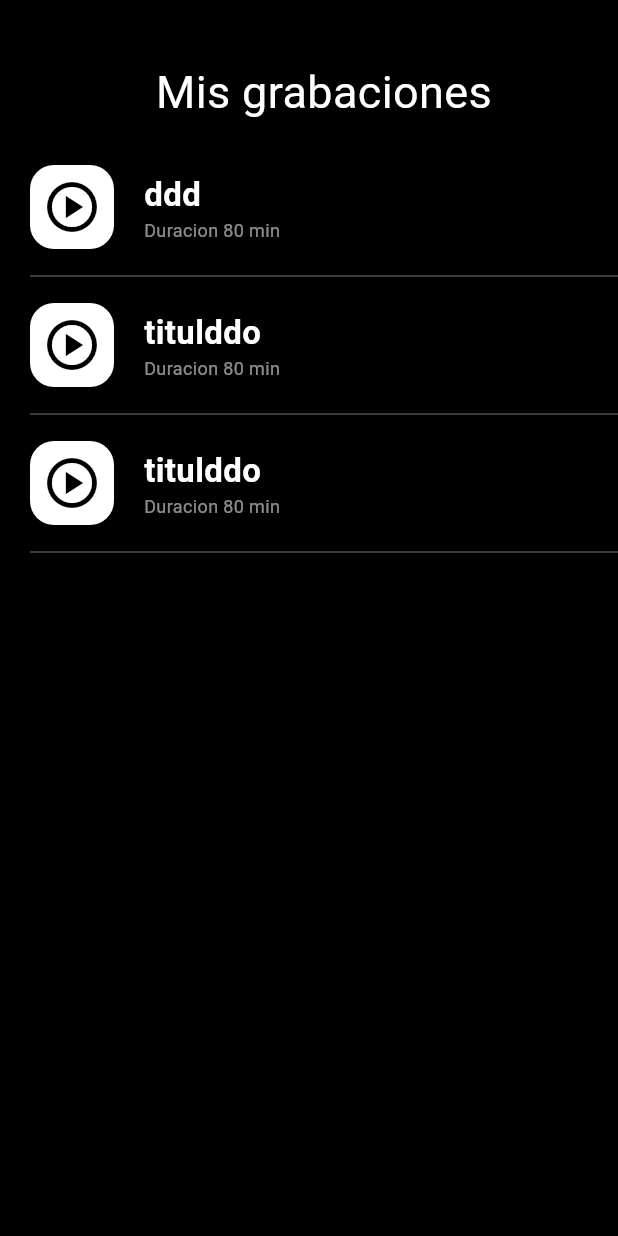
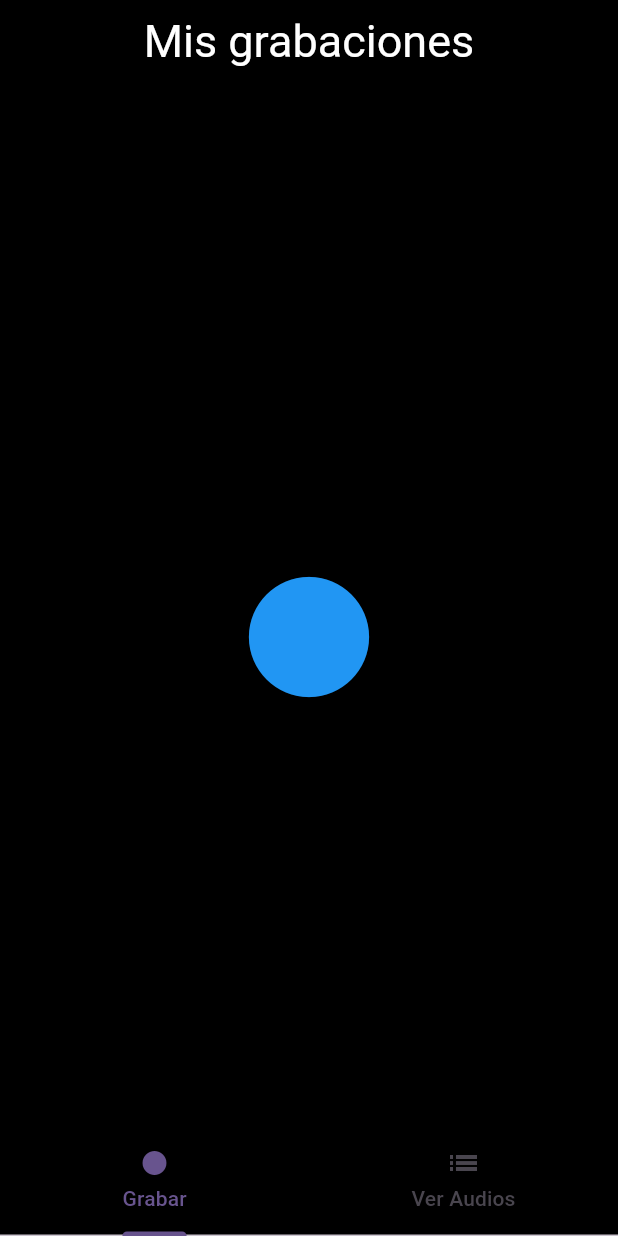
Before and after one commit to MateoG404/Mobile_Application_Development_UniAndes, a Flutter app: the screen it shows after launch, on a phone screen of 412 x 824 dp. Run offline on Flutter 3.47's test engine with Material 2 defaults, Android fonts, the phone set to English and light mode, and no system bars.

Commit message:
Nueva interfaz para grabar audio

```diff
--- a/Pl/Retos_curso_platzi/prueba_tecnica_mateo/grabadora_app/lib/main.dart
+++ b/Pl/Retos_curso_platzi/prueba_tecnica_mateo/grabadora_app/lib/main.dart
@@ -1,4 +1,5 @@
 import 'package:flutter/material.dart';
+import 'package:grabadora_app/pages/body.dart';
 import 'package:grabadora_app/pages/grabacion.dart';
 import 'package:grabadora_app/pages/list_grabaciones.dart';
 
@@ -19,8 +20,7 @@ class MyApp extends StatelessWidget {
           scaffoldBackgroundColor: Colors.black, // Fondo blanco
           useMaterial3: true,
         ),
-        home: Scaffold(
-          body: ListaGrabaciones(),
-        ));
+        home: Scaffold(body: BodyClass() // b ListaGrabaciones(),
+            ));
   }
 }
--- /dev/null
+++ b/Pl/Retos_curso_platzi/prueba_tecnica_mateo/grabadora_app/lib/pages/body.dart
@@ -0,0 +1,95 @@
+import 'package:flutter/material.dart';
+import 'package:grabadora_app/pages/list_grabaciones.dart';
+
+class Gratitude extends StatelessWidget {
+  @override
+  Widget build(BuildContext context) {
+    return Center(
+      child: Icon(
+        Icons.sentiment_satisfied,
+        size: 120.0,
+        color: Colors.lightGreen,
+      ),
+    );
+  }
+}
+
+class Record extends StatelessWidget {
+  @override
+  Widget build(BuildContext context) {
+    return Center(
+      child: Icon(
+        Icons.fiber_manual_record_rounded,
+        size: 120.0,
+        color: Colors.blue,
+      ),
+    );
+  }
+}
+
+class BodyClass extends StatefulWidget {
+  @override
+  _BodyClassState createState() => _BodyClassState();
+}
+
+class _BodyClassState extends State<BodyClass>
+    with SingleTickerProviderStateMixin {
+  late TabController _tabController;
+
+  @override
+  void initState() {
+    super.initState();
+    _tabController = TabController(length: 2, vsync: this);
+  }
+
+  @override
+  void dispose() {
+    _tabController.dispose();
+    super.dispose();
+  }
+
+  @override
+  Widget build(BuildContext context) {
+    return Scaffold(
+      appBar: AppBar(
+        centerTitle: true,
+        backgroundColor: Colors.black,
+        title: const Text(
+          'Mis grabaciones',
+          textAlign: TextAlign.center,
+          style: TextStyle(color: Colors.white, fontSize: 30),
+        ),
+      ),
+      body: Column(
+        children: [
+          Center(
+            child: Text(
+              'Mis grabaciones',
+              textAlign: TextAlign.center,
+              style: TextStyle(color: Colors.black, fontSize: 30),
+            ),
+          ),
+          Expanded(
+            child: TabBarView(
+              controller: _tabController,
+              children: [
+                Record(),
+                ListaGrabaciones(),
+              ],
+            ),
+          ),
+        ],
+      ),
+      bottomNavigationBar: Material(
+        color: Colors.black,
+        child: TabBar(
+          controller: _tabController,
+          tabs: [
+            Tab(icon: Icon(Icons.fiber_manual_record), text: 'Grabar'),
+            Tab(icon: Icon(Icons.list_sharp), text: 'Ver Audios'),
+          ],
+        ),
+      ),
+    );
+  }
+}
--- a/Pl/Retos_curso_platzi/prueba_tecnica_mateo/grabadora_app/lib/pages/grabacion.dart
+++ b/Pl/Retos_curso_platzi/prueba_tecnica_mateo/grabadora_app/lib/pages/grabacion.dart
@@ -18,7 +18,7 @@ class Grabacion extends StatelessWidget {
   @override
   Widget build(BuildContext context) {
     final nombreGrabacion = Container(
-      margin: const EdgeInsets.only(left: 20),
+      margin: const EdgeInsets.only(left: 20, right: 20),
       child: Text(
         titulo_grabacion,
         style: const TextStyle(
@@ -28,7 +28,7 @@ class Grabacion extends StatelessWidget {
     );
 
     final descripcion = Container(
-      margin: const EdgeInsets.only(left: 20),
+      margin: const EdgeInsets.only(left: 20, right: 20),
       child: Text(
         descripcion_grabacion,
         style: const TextStyle(
@@ -46,22 +46,28 @@ class Grabacion extends StatelessWidget {
     );
     final divider = Divider(
       color: Colors.white30,
+      height: 8,
     );
     return Container(
-        margin: EdgeInsets.only(top: 10, left: 20),
         color: Colors.black,
         child: Column(
           children: [
-            Row(
+            Container(
+                margin: EdgeInsets.only(top: 10, left: 15, right: 15),
+                child: Row(
                   mainAxisAlignment: MainAxisAlignment.start,
                   crossAxisAlignment: CrossAxisAlignment.center,
                   children: [
                     BotonReproduccion(),
                     Expanded(
-                    child: nombreDescirpionGrabacion), // Wrapped with Expanded
+                        child:
+                            nombreDescirpionGrabacion), // Wrapped with Expanded
                   ],
-            ),
-            Container(margin: EdgeInsets.only(top: 10), child: divider)
+                )),
+            Container(
+              child: divider,
+              margin: EdgeInsets.only(top: 10, left: 4, right: 4),
+            )
           ],
         ));
   }
--- a/Pl/Retos_curso_platzi/prueba_tecnica_mateo/grabadora_app/lib/pages/list_grabaciones.dart
+++ b/Pl/Retos_curso_platzi/prueba_tecnica_mateo/grabadora_app/lib/pages/list_grabaciones.dart
@@ -6,24 +6,12 @@ class ListaGrabaciones extends StatelessWidget {
 
   @override
   Widget build(BuildContext context) {
-    final texto = Container(
-        height: 100,
-        width: MediaQuery.of(context).size.width,
-        child: Container(
-            margin: const EdgeInsets.only(top: 40, left: 20),
-            child: const Text(
-              'Mis grabaciones',
-              textAlign: TextAlign.center,
-              style: TextStyle(color: Colors.white, fontSize: 30),
-            )));
-
     return Container(
       color: Colors.black,
       child: SingleChildScrollView(
         // Wrap with SingleChildScrollView
         child: Column(
           children: [
-            texto,
             Grabacion(
               titulo_grabacion: "ddd",
               descripcion_grabacion: "Duracion 80 min",
```
Lines whose indentation alone changed are shown as unchanged.
